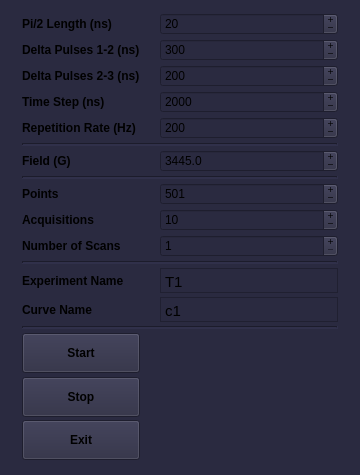
Anatoly1010/Atomize_ITC, file atomize/control_center/gui/t1_main_window.ui: the form before one commit.
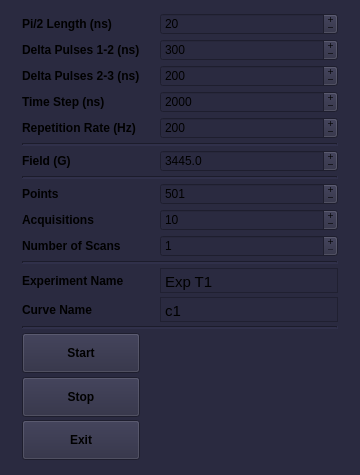
The form after the commit.

```diff
--- a/atomize/control_center/gui/t1_main_window.ui
+++ b/atomize/control_center/gui/t1_main_window.ui
@@ -258,8 +258,8 @@
          <string>&lt;!DOCTYPE HTML PUBLIC &quot;-//W3C//DTD HTML 4.0//EN&quot; &quot;http://www.w3.org/TR/REC-html40/strict.dtd&quot;&gt;
 &lt;html&gt;&lt;head&gt;&lt;meta name=&quot;qrichtext&quot; content=&quot;1&quot; /&gt;&lt;style type=&quot;text/css&quot;&gt;
 p, li { white-space: pre-wrap; }
-&lt;/style&gt;&lt;/head&gt;&lt;body style=&quot; font-family:'MS Shell Dlg 2'; font-size:8.25pt; font-weight:400; font-style:normal;&quot;&gt;
-&lt;p style=&quot; margin-top:7px; margin-bottom:7px; margin-left:0px; margin-right:0px; -qt-block-indent:0; text-indent:0px;&quot;&gt;&lt;span style=&quot; font-family:'Ubuntu'; font-size:11pt;&quot;&gt;T1&lt;/span&gt;&lt;/p&gt;&lt;/body&gt;&lt;/html&gt;</string>
+&lt;/style&gt;&lt;/head&gt;&lt;body style=&quot; font-family:'Ubuntu'; font-size:11pt; font-weight:400; font-style:normal;&quot;&gt;
+&lt;p style=&quot; margin-top:7px; margin-bottom:7px; margin-left:0px; margin-right:0px; -qt-block-indent:0; text-indent:0px;&quot;&gt;Exp T1&lt;/p&gt;&lt;/body&gt;&lt;/html&gt;</string>
         </property>
         <property name="overwriteMode">
          <bool>true</bool>
```
Left out of the diff: 18 changed lines with no effect on the pictures.
